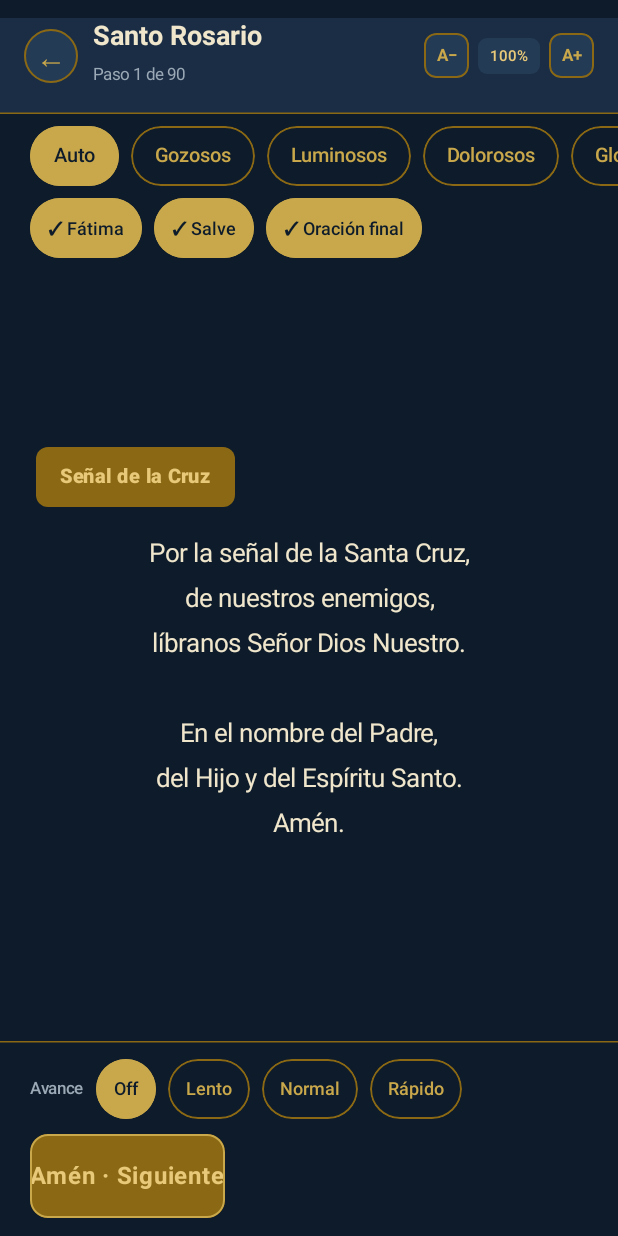
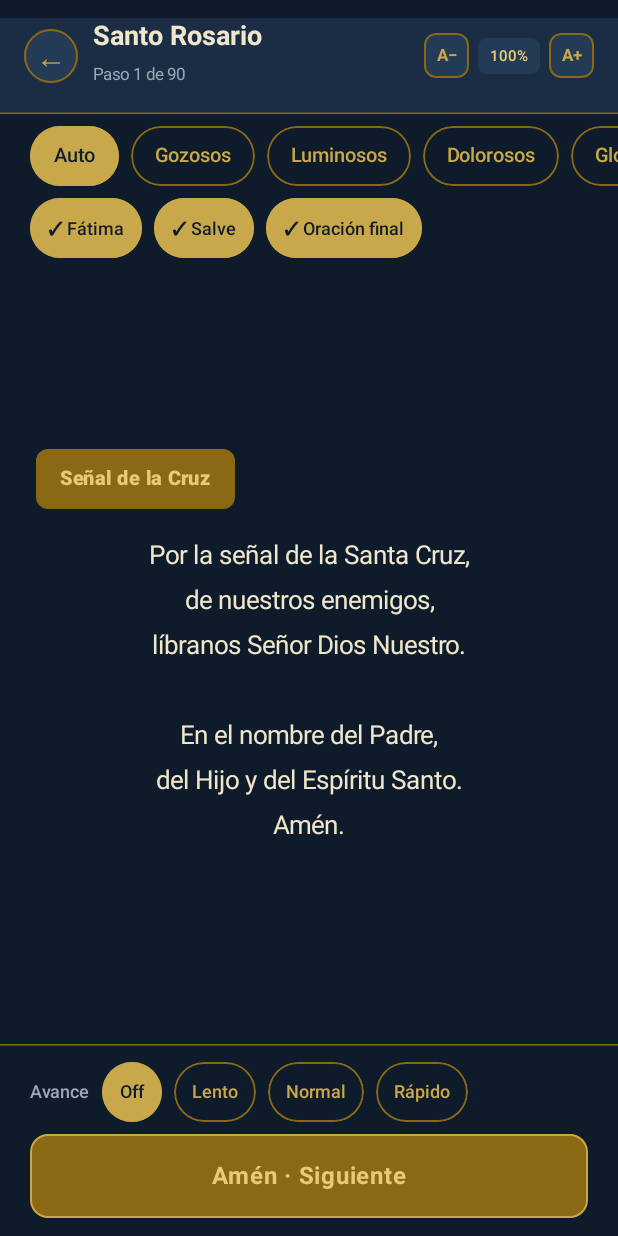
Before and after one commit to Mauricio-Cardozo/kotlin-igle-dig, an Android app built with Jetpack Compose: the RosarioScreen screen opened through its navigation route, on a phone screen of 412 x 824 dp. Run offline under Robolectric (Android 15) with nearby library versions, the phone set to English and light mode, and no system bars; network calls fail; 2 statements that could not run were skipped.

Commit message:
redesign(oracion): footer del rosario con botón principal dominante
Por qué: el footer tenía el mismo peso en todos sus controles y paddings literales.

- Siguiente ocupa todo el ancho (o el doble que Anterior)
- Spacing.* en lugar de dp literales
- Etiqueta Avance de 11 a 12 sp

Co-Authored-By: Claude Sonnet 5.5 <noreply@anthropic.com>
Claude-Session: https://claude.ai/code/session_014Qsuk6mNzRVM5BStHindt4

```diff
--- a/app/src/main/java/com/example/ui/oracion/RosarioScreen.kt
+++ b/app/src/main/java/com/example/ui/oracion/RosarioScreen.kt
@@ -542,13 +542,13 @@ private fun FooterRosario(
                     strokeWidth = stroke
                 )
             }
-            .padding(horizontal = 20.dp, vertical = 12.dp)
+            .padding(horizontal = Spacing.xl, vertical = Spacing.md)
     ) {
         if (pasoId != RosarioViewModel.PASO_COMPLETADO_ID) {
             FilaAutoavance(velocidad = autoavance, onSeleccion = onAutoavance)
             Row(
                 modifier = Modifier.fillMaxWidth(),
-                horizontalArrangement = Arrangement.spacedBy(12.dp)
+                horizontalArrangement = Arrangement.spacedBy(Spacing.md)
             ) {
                 if (pasoIndex > 0) {
                     BotonRosario(
@@ -564,9 +564,9 @@ private fun FooterRosario(
                     principal = true,
                     onClick = onSiguiente,
                     testTag = "rosario_next",
-                    // La RN deja el botón al ancho del texto en el primer paso y lo estira a
-                    // la mitad del footer cuando ya existe "← Anterior".
-                    modifier = if (pasoIndex > 0) Modifier.weight(1f) else Modifier
+                    // El botón principal domina el footer: ocupa todo el ancho en el primer
+                    // paso y el doble que "← Anterior" cuando ambos conviven.
+                    modifier = if (pasoIndex > 0) Modifier.weight(2f) else Modifier.fillMaxWidth()
                 )
             }
         } else {
@@ -593,15 +593,15 @@ private fun FilaAutoavance(
         modifier = Modifier
             .fillMaxWidth()
             .horizontalScroll(rememberScrollState())
-            .padding(bottom = 10.dp)
+            .padding(bottom = Spacing.sm)
             .testTag("rosario_autoavance"),
-        horizontalArrangement = Arrangement.spacedBy(8.dp),
+        horizontalArrangement = Arrangement.spacedBy(Spacing.sm),
         verticalAlignment = Alignment.CenterVertically
     ) {
         Text(
             text = "Avance",
             color = TextSecondary,
-            fontSize = 11.sp,
+            fontSize = 12.sp,
             fontWeight = FontWeight.SemiBold
         )
         Autoavance.entries.forEach { opcion ->
@@ -631,7 +631,7 @@ private fun BotonRosario(
             .background(if (principal) GoldSubtle else NavySurfaceElevated)
             .border(1.dp, if (principal) GoldPrimary else GoldSubtle, shape)
             .pressable(pressedAlpha = 0.8f, onClick = onClick)
-            .padding(vertical = 16.dp)
+            .padding(vertical = Spacing.lg)
             .testTag(testTag),
         contentAlignment = Alignment.Center
     ) {
```
